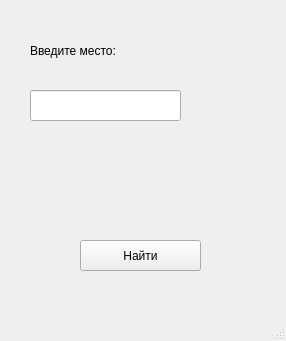
Qt form search.ui (Kseniya-s-i/Api) before a commit.
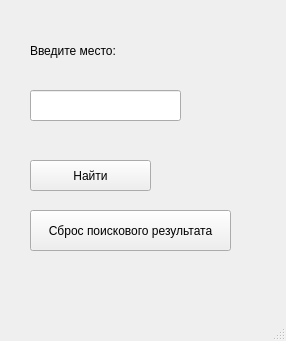
The same form after that commit.

Commit message: delete mark added

```diff
--- a/search.ui
+++ b/search.ui
@@ -33,8 +33,8 @@
    <widget class="QPushButton" name="getsrch">
     <property name="geometry">
      <rect>
-      <x>80</x>
-      <y>240</y>
+      <x>30</x>
+      <y>160</y>
       <width>121</width>
       <height>31</height>
      </rect>
@@ -53,6 +53,19 @@
      </rect>
     </property>
    </widget>
+   <widget class="QPushButton" name="deleting">
+    <property name="geometry">
+     <rect>
+      <x>30</x>
+      <y>210</y>
+      <width>201</width>
+      <height>41</height>
+     </rect>
+    </property>
+    <property name="text">
+     <string>Сброс поискового результата</string>
+    </property>
+   </widget>
   </widget>
   <widget class="QMenuBar" name="menubar">
    <property name="geometry">
```
The commit also changes 1 other file.
